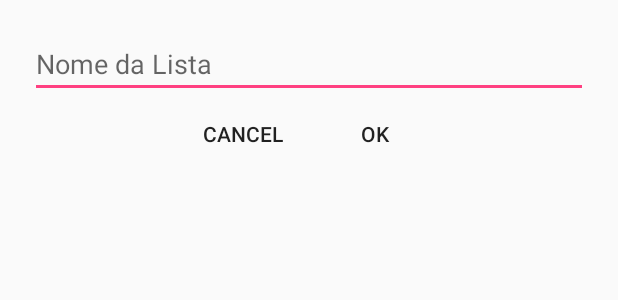
After one commit to matheusoc/MailList, an Android app: the layout create_list_dialog.xml on its own in the app's theme, with its tools: preview values and no code run, on a phone screen of 412 x 824 dp. The commit adds this screen. Shown: the top 300 px of the screen. Run offline under Robolectric (Android 15) with nearby library versions, the phone set to English and light mode, and no system bars.

```diff
--- a/MallList2/app/build.gradle
+++ b/MallList2/app/build.gradle
@@ -25,6 +25,8 @@ dependencies {
         exclude group: 'com.android.support', module: 'support-annotations'
     })
     compile 'com.android.support:appcompat-v7:25.3.1'
-    compile 'com.android.support.constraint:constraint-layout:1.0.2'
+    compile 'com.android.support:design:25.3.1'
+    compile 'com.android.support:support-v4:25.3.1'
+    compile 'com.android.support:recyclerview-v7:25.3.1'
     testCompile 'junit:junit:4.12'
 }
--- /dev/null
+++ b/MallList2/app/src/main/res/layout/create_list_dialog.xml
@@ -0,0 +1,34 @@
+<?xml version="1.0" encoding="utf-8"?>
+<LinearLayout xmlns:android="http://schemas.android.com/apk/res/android"
+    android:orientation="vertical" android:layout_width="match_parent"
+    android:layout_height="match_parent"
+    android:padding="20dp">
+
+    <EditText
+        android:layout_width="match_parent"
+        android:layout_height="wrap_content"
+        android:hint="Nome da Lista"/>
+    <LinearLayout
+        android:layout_width="wrap_content"
+        android:layout_height="wrap_content"
+        android:orientation="horizontal"
+        android:layout_gravity="center">
+
+        <Button
+            android:layout_width="wrap_content"
+            android:layout_height="wrap_content"
+            android:text="cancel"
+            style="?android:borderlessButtonStyle"/>
+
+        <Button
+            android:layout_width="wrap_content"
+            android:layout_height="wrap_content"
+            android:text="OK"
+            style="?android:borderlessButtonStyle"/>
+
+
+    </LinearLayout>
+
+
+
+</LinearLayout>
```
Also changed, not shown: MallList2/app/src/main/java/br/com/zontar/malllist/CreateListDialog.java (added, +34 -0 lines), MallList2/app/src/main/java/br/com/zontar/malllist/MainActivity.java (+22 -3 lines), MallList2/app/src/main/res/layout/activity_main.xml (+14 -9 lines), MallList2/app/src/main/res/drawable-hdpi/ic_action_name.png (added), MallList2/app/src/main/res/drawable-mdpi/ic_action_name.png (added), MallList2/app/src/main/res/drawable-xhdpi/ic_action_name.png (added), MallList2/app/src/main/res/drawable-xxhdpi/ic_action_name.png (added).
